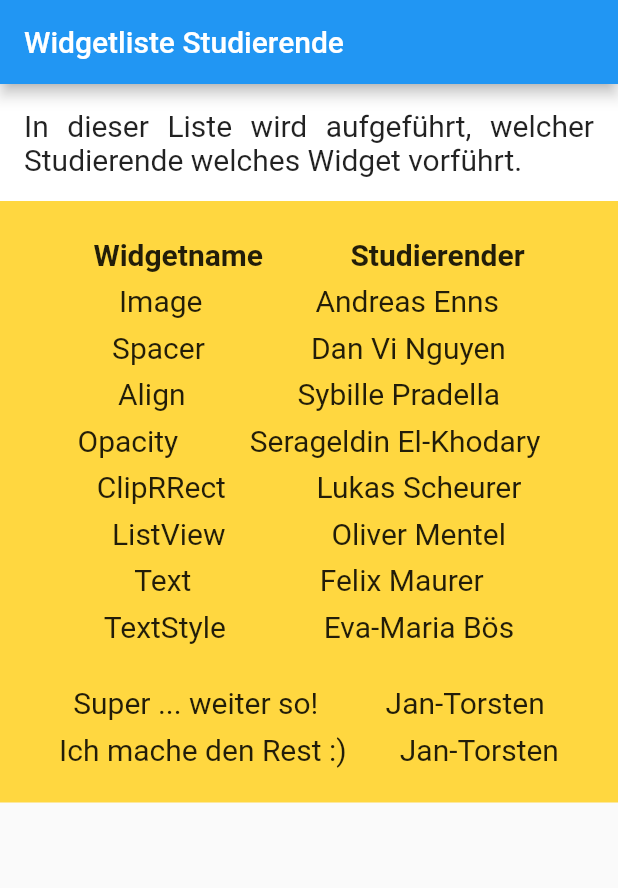
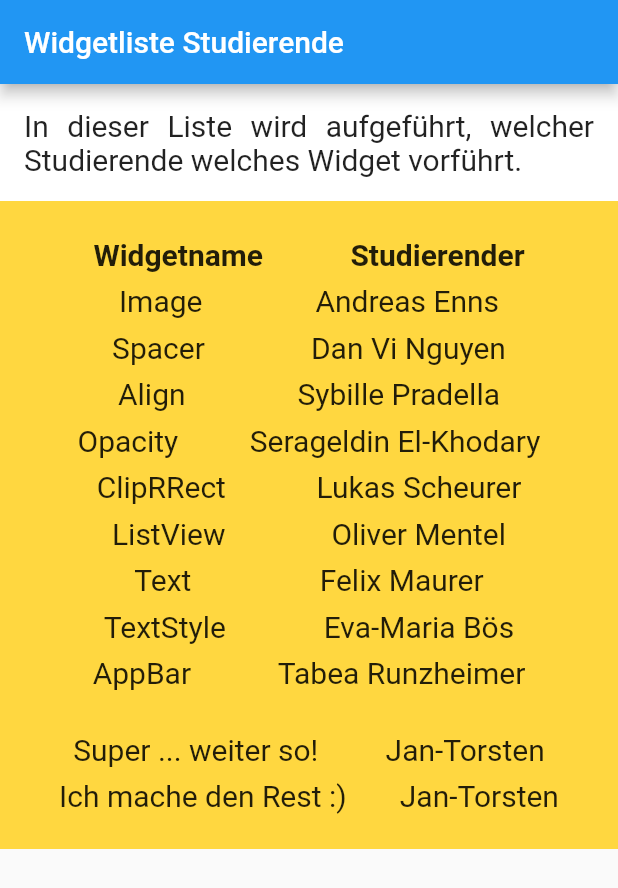
Before and after one commit to drmilde/uebung_1_widgetlist_app, a Flutter app: the screen it shows after launch, on a phone screen of 412 x 824 dp. Shown: the top 888 px of the screen. Run offline on Flutter 3.47's test engine with Material 2 defaults, Android fonts, the phone set to English and light mode, and no system bars.

Commit message:
eintragen -tabea

```diff
--- a/lib/main.dart
+++ b/lib/main.dart
@@ -47,12 +47,13 @@ class _WidgetListeStudierendeScreenState
                   zeileMitWidgetUndStudierendem("Image", "Andreas Enns"),
                   zeileMitWidgetUndStudierendem("Spacer", "Dan Vi Nguyen"),
                   zeileMitWidgetUndStudierendem("Align", "Sybille Pradella"),
-                  zeileMitWidgetUndStudierendem(
-                      "Opacity", "Serageldin El-Khodary"),
+                  zeileMitWidgetUndStudierendem("Opacity", "Serageldin El-Khodary"),
                   zeileMitWidgetUndStudierendem("ClipRRect", "Lukas Scheurer"),
                   zeileMitWidgetUndStudierendem("ListView", "Oliver Mentel"),
                   zeileMitWidgetUndStudierendem("Text", "Felix Maurer"),
                   zeileMitWidgetUndStudierendem("TextStyle", "Eva-Maria Bös"),
+                  zeileMitWidgetUndStudierendem("AppBar", "Tabea Runzheimer"),
+
                   //
                   // TODO Hier Eure jeweilige Zeile einfügen !!!!!!
                   // Danach dann testen, ob es läuft und
```
Also changed, not shown: pubspec.lock.
